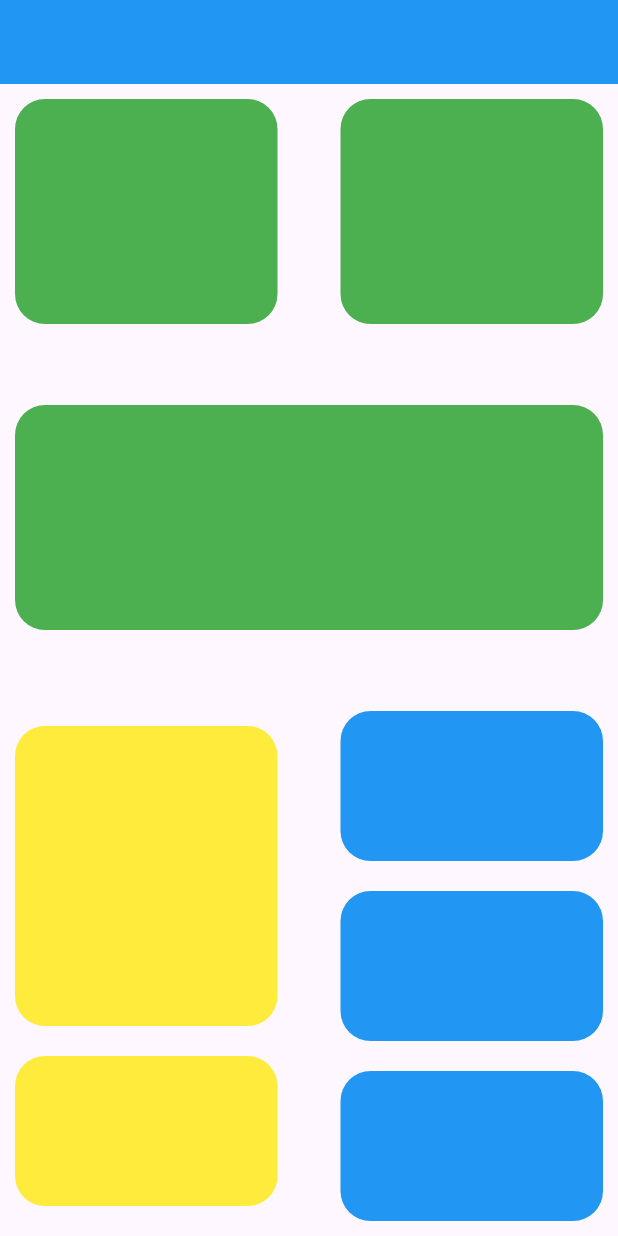
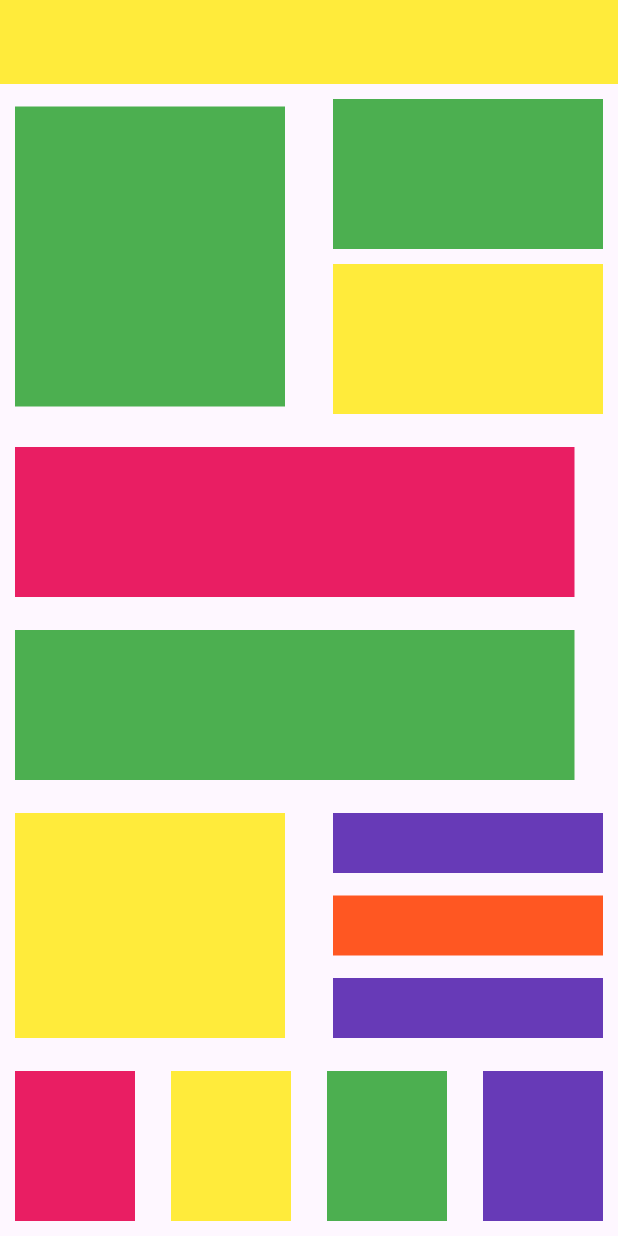
Before and after one commit to DP-Flutter-course/layout-app, a Flutter app: the screen it shows after launch, on a phone screen of 412 x 824 dp. Run offline on Flutter 3.47's test engine with Material 3 defaults, Android fonts, the phone set to English and light mode, and no system bars.

Commit message:
advance layout with colors

```diff
--- a/layout_app/lib/main.dart
+++ b/layout_app/lib/main.dart
@@ -14,7 +14,7 @@ class MyApp extends StatelessWidget {
       debugShowCheckedModeBanner: false,
       home: Scaffold(
         appBar: AppBar(
-          backgroundColor: Colors.blue,
+          backgroundColor: Colors.yellow,
         ),
         body: Padding(
           padding: const EdgeInsets.all(10.0),
@@ -25,101 +25,121 @@ class MyApp extends StatelessWidget {
                 mainAxisAlignment: MainAxisAlignment.spaceBetween,
                 children: [
                   Container(
-                    decoration: BoxDecoration(
-                      borderRadius: BorderRadius.circular(20),
                     color: Colors.green,
+                    height: 200,
+                    width: 180,
                   ),
-                   height: 150,
-                    width: 175,
+                  Column(
+                    mainAxisAlignment: MainAxisAlignment.spaceBetween,
+                    children: [
+                      Container(
+                        color: Colors.green,
+                        height: 100,
+                        width: 180,
+                      ),
+                        SizedBox(
+                          height: 10,
                         ),
                       Container(
-                    decoration: BoxDecoration(
-                      borderRadius: BorderRadius.circular(20),
-                      color: Colors.green,
+                        color: Colors.yellow,
+                        height: 100,
+                        width: 180,
                       ),
-                    height: 150,
-                    width: 175,
+                    ],
+                  )
+                ],
+              ),
+              Row(
+                mainAxisAlignment: MainAxisAlignment.spaceBetween,
+                children: [
+                  Container(
+                        color: Colors.pink,
+                        height: 100,
+                        width: 373,
                       ),
                 ],
               ),
+              Row(
+                mainAxisAlignment: MainAxisAlignment.spaceBetween,
+                children: [
+                  Container(
+                        color: Colors.green,
+                        height: 100,
+                        width: 373,
+                      ),
+                ],
+              ),
+              Row(
+                mainAxisAlignment: MainAxisAlignment.spaceBetween,
+                children: [
+                  Container(
+                        color: Colors.yellow,
+                        height: 150,
+                        width: 180,
+                      ),
+                      Column(
+                        mainAxisAlignment: MainAxisAlignment.spaceBetween,
+                          children: [
+                            Container(
+                            color: Colors.deepPurple,
+                            height: 40,
+                            width: 180,
+                          ),
+
+                          SizedBox(
+                          height: 15,
+                        ),
 
                           Container(
-                    decoration: BoxDecoration(
-                      borderRadius: BorderRadius.circular(20),
-                      color: Colors.green,
+                            color: Colors.deepOrange,
+                            height: 40,
+                            width: 180,
                           ),
-                    height: 150,
-                    width: double.infinity,
+
+                          SizedBox(
+                          height: 15,
+                        ),
+                          Container(
+                            color: Colors.deepPurple,
+                            height: 40,
+                            width: 180,
+                          ),
+                        ],
+                      )
+                ],
               ),
 
               Row(
                 mainAxisAlignment: MainAxisAlignment.spaceBetween,
                 children: [
-                  Column(
-                    mainAxisAlignment: MainAxisAlignment.spaceBetween,
-                    children: [
                   Container(
-                            decoration: BoxDecoration(
-                            borderRadius: BorderRadius.circular(20),
+                        color: Colors.pink,
+                        height: 100,
+                        width: 80,
+                      ),
+
+                  Container(
                         color: Colors.yellow,
+                        height: 100,
+                        width: 80,
                       ),
-                            height: 200,
-                            width: 175,
+
+                  Container(
+                        color: Colors.green,
+                        height: 100,
+                        width: 80,
                       ),
-                      SizedBox(
-                        height: 20,
-                      ),
+
                   Container(
-                            decoration: BoxDecoration(
-                            borderRadius: BorderRadius.circular(20),
-                            color: Colors.yellow,
-                            ),
+                        color: Colors.deepPurple,
                         height: 100,
-                            width: 175,
+                        width: 80,
                       ),
                 ],
               ),
-                  Column(
-                    mainAxisAlignment: MainAxisAlignment.spaceBetween,
-                    children: [
-                      Container(
-                            decoration: BoxDecoration(
-                              borderRadius: BorderRadius.circular(20),
-                              color: Colors.blue,
-                            ),
-                            height: 100,
-                            width: 175,
-                      ),
-                      SizedBox(
-                        height: 20,
-                      ),
-                      Container(
-                            decoration: BoxDecoration(
-                              borderRadius: BorderRadius.circular(20),
-                              color: Colors.blue,
-                            ),
-                            height: 100,
-                            width: 175,
-                      ),
-                      SizedBox(
-                        height: 20,
-                      ),
-                      Container(
-                            decoration: BoxDecoration(
-                              borderRadius: BorderRadius.circular(20),
-                              color: Colors.blue,
-                            ),
-                            height: 100,
-                            width: 175,
-                      ),
-
             ],
           ),
-                ],
         )
-            ],
-          ),
-        ),
       ),
     );
   }
```
Lines whose indentation alone changed are shown as unchanged.
